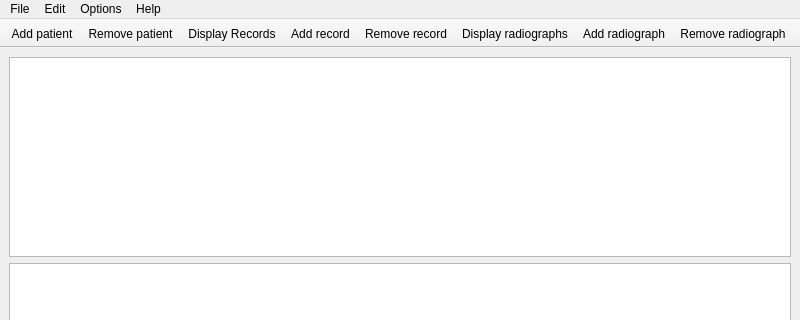
Above: forms/mainwindow.ui from DINOZYAVIER/hospital-manager before the change; both pictures show x 0 to 800 and y 0 to 320 of the 800 by 700 pixel window. Below: the same form after it.
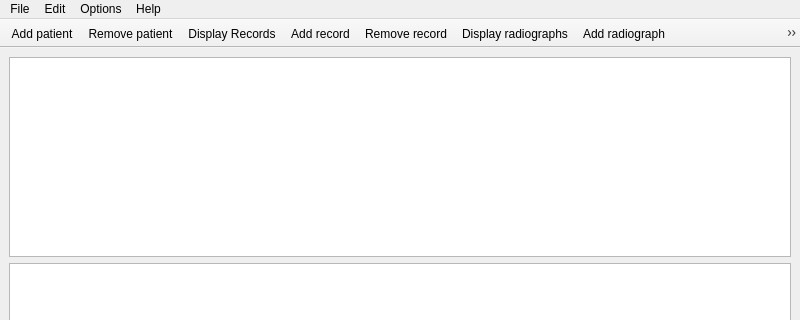
That is the form after the change. Icons and pictures are not drawn.

Commit message:
Add display everything feature
Added ability to display all the rows in record and radiograph tables.

The edit to the form file:
```diff
--- a/forms/mainwindow.ui
+++ b/forms/mainwindow.ui
@@ -168,6 +168,7 @@
    <addaction name="aDisplayRadiographs"/>
    <addaction name="aAddRadiograph"/>
    <addaction name="aRemoveRadiograph"/>
+   <addaction name="aDisplayEverything"/>
   </widget>
   <action name="aRemovePatient">
    <property name="icon">
@@ -260,6 +261,14 @@
     <string>Display radiographs</string>
    </property>
   </action>
+  <action name="aDisplayEverything">
+   <property name="text">
+    <string>Display everything</string>
+   </property>
+   <property name="toolTip">
+    <string>Displays all rows in record and radiograph tables</string>
+   </property>
+  </action>
  </widget>
  <resources>
   <include location="../resources/resources.qrc"/>
```
The commit also changes 2 other files.
